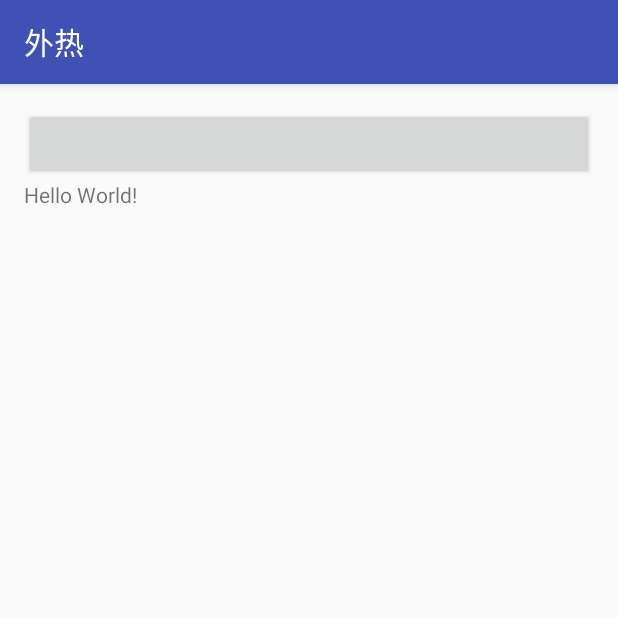
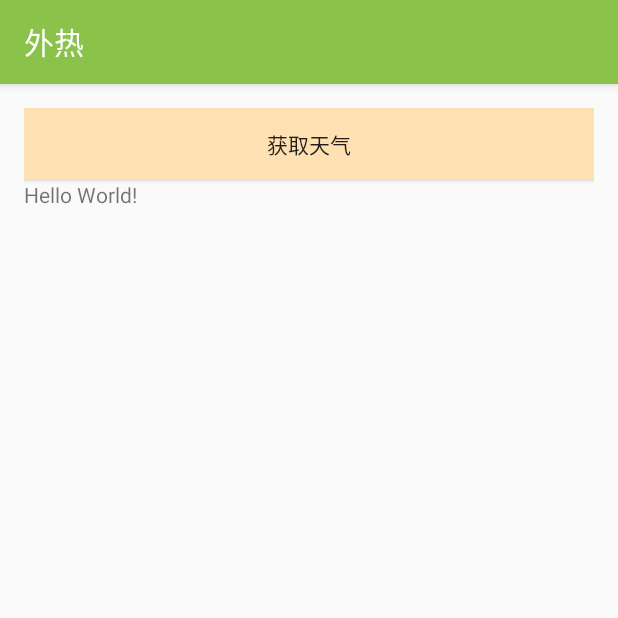
Before and after one commit to liyimeifeng/Rxjava2Learning, an Android app: the screen it shows after launch (MainActivity), on a phone screen of 412 x 824 dp, the top half of it. Run offline under Robolectric (Android 15) with nearby library versions, the phone set to English and light mode, and no system bars; our stand-ins replace ButterKnife; libraries missing offline, so code that uses them is left out: rx.android.schedulers, rx.functions, rx.schedulers.

Commit message:
添加几个api

```diff
--- a/app/src/main/java/com/li/rxjava2/MainActivity.java
+++ b/app/src/main/java/com/li/rxjava2/MainActivity.java
@@ -6,27 +6,39 @@ import android.util.Log;
 import android.view.View;
 import android.widget.Button;
 import android.widget.TextView;
+import android.widget.Toast;
 
 import com.li.rxjava2.api.ApiManager;
 import com.li.rxjava2.bean.Constant;
 import com.li.rxjava2.bean.WeatherData;
-import com.li.rxjava2.httpRequest.RetrofitService;
+import com.li.rxjava2.httpRequest.RetrofitWrapper;
+
+import java.text.SimpleDateFormat;
 
 import butterknife.BindView;
 import butterknife.ButterKnife;
 import butterknife.OnClick;
 import rx.Subscriber;
 import rx.android.schedulers.AndroidSchedulers;
+import rx.functions.Action0;
+import rx.functions.Func1;
 import rx.schedulers.Schedulers;
 
 public class MainActivity extends AppCompatActivity {
 
     private final static String TAG = MainActivity.class.getSimpleName();
-    @BindView(R.id.button_getweather)
+    @BindView(R.id.activity_main_button_getWeather)
     Button button_Getweather;
-    @BindView(R.id.text_weatherInfo)
-    TextView text_WeatherInfo;
-
+    @BindView(R.id.activity_main_textview_weatherDescription)
+    TextView Text_WeatherDescription;
+    @BindView(R.id.activity_main_text_temperature)
+    TextView Text_Temperature;
+    @BindView(R.id.activity_main_text_pressure)
+    TextView Text_Pressure;
+    @BindView(R.id.activity_main_text_humidity)
+    TextView Text_Humidity;
+    @BindView(R.id.activity_main_text_sunset)
+    TextView Text_Sunset;
     @Override
     protected void onCreate(Bundle savedInstanceState) {
         super.onCreate(savedInstanceState);
@@ -34,19 +46,33 @@ public class MainActivity extends AppCompatActivity {
         ButterKnife.bind(this);
     }
 
-    @OnClick({R.id.button_getweather})
-    public void onclick(View view){
-        switch (view.getId()){
-            case R.id.button_getweather:
-                getWeather();
+    @OnClick({R.id.activity_main_button_getWeather})
+    public void onclick(View view) {
+        switch (view.getId()) {
+            case R.id.activity_main_button_getWeather:
+                getWeatherInfo();
                 break;
         }
     }
 
-    private void getWeather() {
-        ApiManager apiManager = RetrofitService.getInstance().getRetrofit().create(ApiManager.class);
-        apiManager.getWeather(Constant.city,Constant.Appid)
+    private void getWeatherInfo() {
+        ApiManager apiManager = RetrofitWrapper.getInstance().getRetrofit().create(ApiManager.class);
+        apiManager.getWeatherByName(Constant.city)
                 .subscribeOn(Schedulers.io())
+                .doOnSubscribe(new Action0() {  //默认情况下， doOnSubscribe() 执行在 subscribe() 发生的线程；而如果在 doOnSubscribe() 之后有 subscribeOn() 的话，它将执行在离它最近的 subscribeOn() 所指定的线程。
+                    @Override
+                    public void call() {
+                        Log.e(TAG, "call: ----->" + Thread.currentThread() );
+                        Toast.makeText(MainActivity.this, "正在获取信息....", Toast.LENGTH_SHORT).show();
+                    }
+                })
+                .map(new Func1<WeatherData, WeatherData>() {
+                    @Override
+                    public WeatherData call(WeatherData weatherData) {
+                        return null;
+                    }
+                })
+
                 .observeOn(AndroidSchedulers.mainThread())
                 .subscribe(new Subscriber<WeatherData>() {
                     @Override
@@ -56,14 +82,26 @@ public class MainActivity extends AppCompatActivity {
 
                     @Override
                     public void onError(Throwable e) {
-                        Log.e(TAG, "onError: e============" + e );
+                        Log.e(TAG, "onError: e============" + e);
                     }
 
                     @Override
                     public void onNext(WeatherData weatherData) {
-                        Log.e(TAG, "onNext: ==========" + weatherData.toString() );
-                        text_WeatherInfo.setText(weatherData.toString());
+                        Log.e(TAG, "onNext: ==========" + weatherData.toString());
+                        Text_Temperature.setText( "温度（华氏度）：" + weatherData.getMain().getTemp());
+                        Text_WeatherDescription.setText("天气：" + weatherData.getWeather().get(0).getDescription());
+                        Text_Humidity.setText( "湿度：" + weatherData.getMain().getHumidity());
+                        Text_Pressure.setText( "气压：" + weatherData.getMain().getPressure());
+                        Text_Sunset.setText("日落时间：" + dataFormate(weatherData.getSys().getSunset()));
                     }
                 });
+
     }
+
+
+    private String  dataFormate(long time){
+        SimpleDateFormat format = new SimpleDateFormat("yyyy-MM-dd HH:mm:ss");
+        return format.format(time);
+    }
+
 }
--- a/app/src/main/java/com/li/rxjava2/api/ApiManager.java
+++ b/app/src/main/java/com/li/rxjava2/api/ApiManager.java
@@ -10,11 +10,50 @@ import rx.Observable;
 
 /**
  * Created by Lee on 2017/9/6 0006.
+ *
+ * 获取天气的接口
  */
 
 public interface ApiManager {
 
-        @GET("weather")
-        Observable<WeatherData> getWeather( @Query("q") String cityName,@Query("appid")String appid);
+
+    /**
+     * 只拼接"q"参数
+     * @param cityName
+     * @return
+     */
+    @GET("weather?appid=34e66d9a265a292ed06a2391f2d8ff8a")
+    Observable<WeatherData> getWeatherByName(@Query("q") String cityName);
+
+    /**
+     * 根据城市名字获取
+     * 完整的接口例子  http://api.openweathermap.org/data/2.5/weather?q=Chengdu&appid=34e66d9a265a292ed06a2391f2d8ff8a
+     * @param cityName
+     * @param appid
+     * @return
+     */
+    @GET("weather")
+        Observable<WeatherData> getWeatherByName( @Query("q") String cityName,@Query("appid")String appid);
+
+    /**
+     * 根据城市ID获取
+     * 例子 http://api.openweathermap.org/data/2.5/weather?id=2172797&appid=34e66d9a265a292ed06a2391f2d8ff8a
+     * @param cityID
+     * @param appid
+     * @return
+     */
+    @GET("weather")
+    Observable<WeatherData> getWeatherByID(@Query("id") String cityID,@Query("appid") String appid);
+
+    /**
+     * 根据地理位置（经纬度）获取
+     * 例子 http://api.openweathermap.org/data/2.5/weather?lat=35&lon=139&appid=34e66d9a265a292ed06a2391f2d8ff8a
+     * @param latitude
+     * @param lontitude
+     * @param appid
+     * @return
+     */
+    @GET("weather")
+    Observable<WeatherData> getWeatherByGeoCoor(@Query("lat") String latitude,@Query("lon") String lontitude,@Query("appid") String appid);
 
 }
--- a/app/src/main/res/layout/activity_main.xml
+++ b/app/src/main/res/layout/activity_main.xml
@@ -13,12 +13,30 @@
 
 
     <Button
-        android:id="@+id/button_getweather"
+        android:text="@string/button_text"
+        android:background="@color/colorButton"
+        android:id="@+id/activity_main_button_getWeather"
         android:layout_width="match_parent"
         android:layout_height="wrap_content" />
     <TextView
-        android:id="@+id/text_weatherInfo"
+        android:id="@+id/activity_main_textview_weatherDescription"
         android:layout_width="wrap_content"
         android:layout_height="wrap_content"
         android:text="Hello World!" />
+    <TextView
+        android:id="@+id/activity_main_text_temperature"
+        android:layout_width="match_parent"
+        android:layout_height="wrap_content" />
+    <TextView
+        android:id="@+id/activity_main_text_pressure"
+        android:layout_width="match_parent"
+        android:layout_height="wrap_content" />
+    <TextView
+        android:id="@+id/activity_main_text_humidity"
+        android:layout_width="match_parent"
+        android:layout_height="wrap_content" />
+    <TextView
+        android:id="@+id/activity_main_text_sunset"
+        android:layout_width="match_parent"
+        android:layout_height="wrap_content" />
 </LinearLayout>
--- a/app/src/main/res/values/colors.xml
+++ b/app/src/main/res/values/colors.xml
@@ -1,6 +1,8 @@
 <?xml version="1.0" encoding="utf-8"?>
 <resources>
-    <color name="colorPrimary">#3F51B5</color>
+    <color name="colorPrimary">#8BC34A</color>
     <color name="colorPrimaryDark">#303F9F</color>
-    <color name="colorAccent">#FF4081</color>
+    <color name="colorAccent">#FF5722</color>
+    <color name= "colorButton">#FFE0B2</color>
+
 </resources>
--- a/app/src/main/res/values/strings.xml
+++ b/app/src/main/res/values/strings.xml
@@ -1,3 +1,4 @@
 <resources>
     <string name="app_name">外热</string>
+    <string name="button_text">获取天气</string>
 </resources>
```
Also changed, not shown: app/src/main/java/com/li/rxjava2/httpRequest/RetrofitWrapper.java (renamed from app/src/main/java/com/li/rxjava2/httpRequest/RetrofitService.java, +23 -6 lines).
